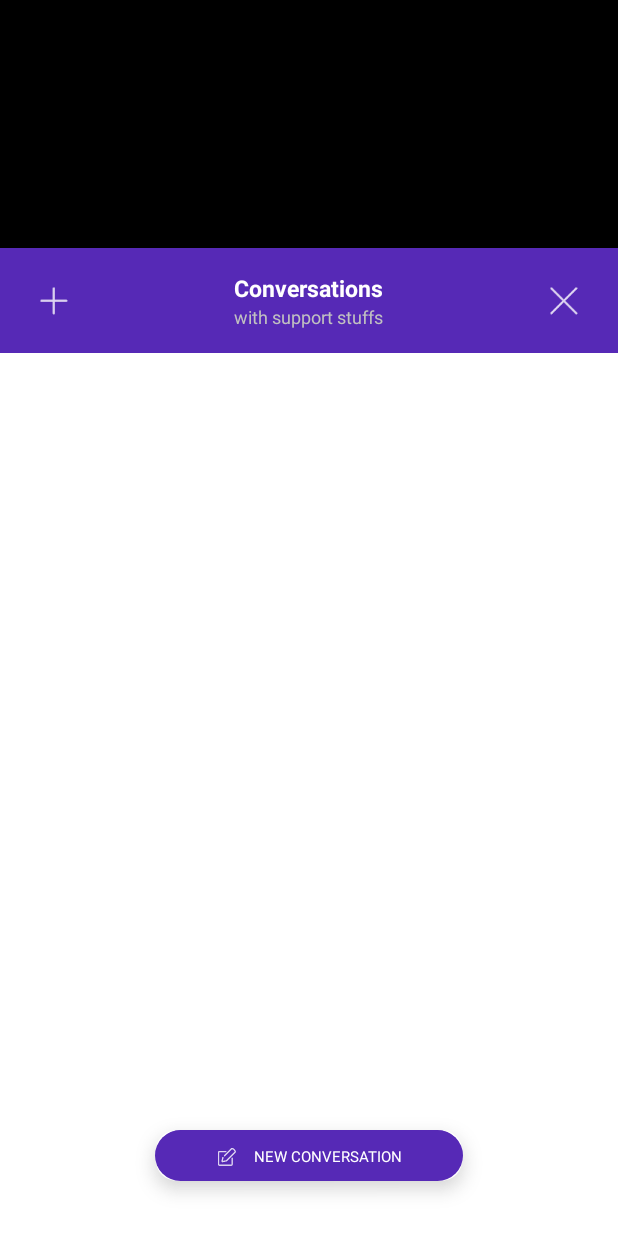
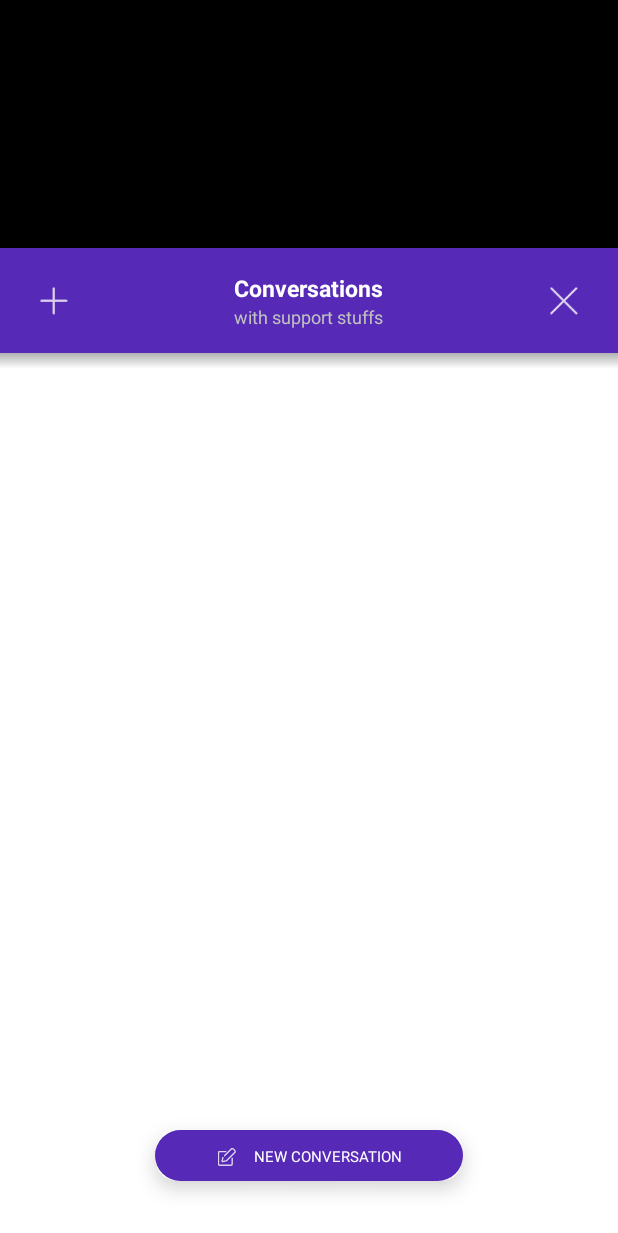
Before and after one commit to erxes/erxes-android-sdk, an Android app: the ConversationListActivity screen opened directly, with no data from a screen before it, on a phone screen of 412 x 824 dp. Shown: the top 1233 px of the screen. Run offline under Robolectric (Android 15) with nearby library versions, the phone set to English and light mode, and no system bars; libraries missing offline, so code that uses them is left out: com.apollographql.apollo, io.realm; pictures from the network do not load; 6 statements that could not run were skipped.

Commit message:
toolbar shadow

```diff
--- a/erxeslibrary/build.gradle
+++ b/erxeslibrary/build.gradle
@@ -40,9 +40,9 @@ dependencies {
     androidTestImplementation 'com.android.support.test.espresso:espresso-core:3.0.2'
     annotationProcessor 'com.jakewharton:butterknife-compiler:8.8.1'
 
-    implementation 'com.apollographql.apollo:apollo-runtime:0.5.0'
-    implementation 'com.apollographql.apollo:apollo-android-support:0.5.0'
-    implementation 'com.apollographql.apollo:apollo-rx2-support:0.5.0'
+    implementation 'com.apollographql.apollo:apollo-runtime:1.0.0-alpha'
+    implementation 'com.apollographql.apollo:apollo-android-support:1.0.0-alpha'
+    implementation 'com.apollographql.apollo:apollo-rx2-support:1.0.0-alpha'
 
     implementation 'io.reactivex.rxjava2:rxandroid:2.0.1'
     implementation 'io.reactivex.rxjava2:rxjava:2.0.5'
--- a/erxeslibrary/src/main/java/com/newmedia/erxeslibrary/Configuration/ErxesRequest.java
+++ b/erxeslibrary/src/main/java/com/newmedia/erxeslibrary/Configuration/ErxesRequest.java
@@ -66,7 +66,7 @@ public class ErxesRequest {
                 .okHttpClient(okHttpClient)
                 .subscriptionTransportFactory(new WebSocketSubscriptionTransport.Factory(config.HOST_3300, okHttpClient))
                 .addCustomTypeAdapter(CustomType.JSON,new JsonCustomTypeAdapter())
-                .addCustomTypeAdapter(com.newmedia.erxes.subscription.type.CustomType.JSON,new JsonCustomTypeAdapter())
+//                .addCustomTypeAdapter(com.newmedia.erxes.subscription.type.CustomType.JSON,new JsonCustomTypeAdapter())
                 .build();
 
 
--- a/erxeslibrary/src/main/java/com/newmedia/erxeslibrary/graphqlfunction/Insertmess.java
+++ b/erxeslibrary/src/main/java/com/newmedia/erxeslibrary/graphqlfunction/Insertmess.java
@@ -14,6 +14,7 @@ import com.newmedia.erxeslibrary.Configuration.ReturnType;
 import com.newmedia.erxeslibrary.DataManager;
 import com.newmedia.erxeslibrary.Model.ConversationMessage;
 
+import org.json.JSONArray;
 import org.json.JSONObject;
 
 import java.util.List;
@@ -35,7 +36,8 @@ public class Insertmess {
         InsertMessageMutation.Builder temp =InsertMessageMutation.builder().
                 integrationId(config.integrationId).
                 customerId(config.customerId).
-                message(message).attachments(list).
+                message(message).
+                attachments(list).
                 conversationId(conversationId);
         ER.apolloClient.mutate(temp.build()).enqueue(request);
     }
@@ -43,6 +45,7 @@ public class Insertmess {
     private ApolloCall.Callback<InsertMessageMutation.Data> request = new ApolloCall.Callback<InsertMessageMutation.Data>() {
         @Override
         public void onResponse(@Nonnull Response<InsertMessageMutation.Data> response) {
+
             if(response.hasErrors()) {
                 Log.d(TAG, "errors " + response.errors().toString());
                 ER.notefyAll(ReturnType.SERVERERROR,conversationId,response.errors().get(0).message());
--- a/erxeslibrary/src/main/java/com/newmedia/erxeslibrary/graphqlfunction/Insertnewmess.java
+++ b/erxeslibrary/src/main/java/com/newmedia/erxeslibrary/graphqlfunction/Insertnewmess.java
@@ -40,7 +40,8 @@ public class Insertnewmess {
                 .customerId(config.customerId)
                 .message(message)
                 .conversationId("")
-                .attachments(list).build())
+//                .attachments(list)
+                .build())
                 .enqueue(request);
     }
     private ApolloCall.Callback<InsertMessageMutation.Data> request = new ApolloCall.Callback<InsertMessageMutation.Data>() {
--- /dev/null
+++ b/erxeslibrary/src/main/res/drawable/toolbarshadow.xml
@@ -0,0 +1,4 @@
+<?xml version="1.0" encoding="utf-8"?>
+<shape xmlns:android="http://schemas.android.com/apk/res/android">
+    <gradient android:endColor="#b4909090" android:startColor="#b4fafafa" android:angle="90"/>
+</shape>
--- a/erxeslibrary/src/main/res/layout/activity_conversation.xml
+++ b/erxeslibrary/src/main/res/layout/activity_conversation.xml
@@ -9,7 +9,7 @@
     android:background="#80000000"
     android:id="@+id/linearlayout"
     tools:context=".ConversationListActivity">
-    <LinearLayout
+    <android.support.constraint.ConstraintLayout
         xmlns:app="http://schemas.android.com/apk/res-auto"
         xmlns:tools="http://schemas.android.com/tools"
         android:layout_width="match_parent"
@@ -17,16 +17,14 @@
         android:orientation="vertical"
         android:id="@+id/container">
 
-        <LinearLayout
-            android:layout_width="match_parent"
-            android:layout_height="wrap_content">
         <android.support.constraint.ConstraintLayout
             android:id="@+id/info_header"
+            app:layout_constraintTop_toBottomOf="parent"
             android:layout_width="match_parent"
             android:layout_height="@dimen/login_bar_height"
+            app:layout_constraintTop_toTopOf="parent"
             android:background="#5629B6"
             android:orientation="horizontal">
-
             <LinearLayout
                 android:id="@+id/logout"
                 android:layout_width="wrap_content"
@@ -43,7 +41,6 @@
                     android:layout_height="@dimen/action_size"
                     android:src="@drawable/erxes_cancel" />
             </LinearLayout>
-
             <LinearLayout
                 android:id="@+id/start"
                 android:layout_width="wrap_content"
@@ -60,7 +57,6 @@
                     android:layout_height="@dimen/action_size"
                     android:src="@drawable/erxes_plus" />
             </LinearLayout>
-
             <LinearLayout
                 android:layout_width="wrap_content"
                 android:layout_height="match_parent"
@@ -84,12 +80,73 @@
                     android:text="with support stuffs"
                     android:textSize="@dimen/header_small" />
             </LinearLayout>
+        </android.support.constraint.ConstraintLayout>
+        <android.support.constraint.ConstraintLayout
+            android:layout_width="match_parent"
+            android:layout_height="0dp"
+            android:background="#fff"
+            app:layout_constraintBottom_toBottomOf="parent"
+            app:layout_constraintTop_toBottomOf="@+id/info_header">
 
+            <android.support.v7.widget.RecyclerView
+                android:background="#fff"
+                android:paddingLeft="@dimen/main_margin"
+                android:paddingRight="@dimen/main_margin"
+                android:id="@+id/chat_recycler_view"
+                android:layout_width="match_parent"
+                android:layout_height="match_parent" >
+            </android.support.v7.widget.RecyclerView>
+            <LinearLayout
+                android:layout_width="match_parent"
+                android:layout_height="wrap_content"
+                android:gravity="center"
+                android:padding="@dimen/main_margin"
+                android:background="#6dffffff"
+                android:orientation="vertical"
+                app:layout_constraintEnd_toEndOf="parent"
+                app:layout_constraintStart_toStartOf="parent"
+                app:layout_constraintBottom_toBottomOf="parent">
+                <LinearLayout
+                    android:layout_width="wrap_content"
+                    android:layout_height="wrap_content"
+                    android:orientation="vertical"
+                    android:background="@drawable/shadow_con5">
+                    <LinearLayout
+                        android:id="@+id/newconversation"
+                        android:layout_width="wrap_content"
+                        android:layout_height="wrap_content"
+                        android:background="@drawable/newconversation"
+                        android:paddingStart="40dp"
+                        android:paddingLeft="40dp"
+                        android:paddingRight="40dp"
+                        android:paddingEnd="40dp"
+                        android:paddingBottom="@dimen/padding_new_conv"
+                        android:paddingTop="@dimen/padding_new_conv_bottom"
+                        android:orientation="horizontal"
+                        android:gravity="center"
+                        android:onClick="start_new_conversation">
+                        <ImageView
+                            android:src="@drawable/erxes_edit"
+                            android:layout_width="@dimen/new_conv_image"
+                            android:layout_height="@dimen/new_conv_image"
+                            android:gravity="center_vertical"/>
+                        <TextView
+                            android:layout_marginLeft="10dp"
+                            android:textColor="#fff"
+                            android:gravity="center_vertical"
+                            android:textSize="@dimen/new_conv_font"
+                            android:layout_width="wrap_content"
+                            android:layout_height="wrap_content"
+                            android:text="@string/newconversation"/>
+                    </LinearLayout>
+                </LinearLayout>
+
+            </LinearLayout>
+        </android.support.constraint.ConstraintLayout>
+        <View
+            android:layout_width="match_parent"
+            android:layout_height="10dp"
+            android:background="@drawable/toolbarshadow"
+            app:layout_constraintTop_toBottomOf="@+id/info_header" />
     </android.support.constraint.ConstraintLayout>
 </LinearLayout>
-
-        <include layout="@layout/content_conversation" />
-
-
-    </LinearLayout>
-</LinearLayout>
--- a/erxeslibrary/src/main/res/layout/content_conversation.xml
+++ /dev/null
@@ -1,65 +0,0 @@
-<?xml version="1.0" encoding="utf-8"?>
-<android.support.constraint.ConstraintLayout xmlns:android="http://schemas.android.com/apk/res/android"
-    xmlns:app="http://schemas.android.com/apk/res-auto"
-    xmlns:tools="http://schemas.android.com/tools"
-    android:layout_width="match_parent"
-    android:layout_height="match_parent"
-    tools:context=".ConversationListActivity"
-    android:background="#fff"
-    tools:showIn="@layout/activity_conversation">
-
-    <android.support.v7.widget.RecyclerView
-        android:background="#fff"
-        android:paddingLeft="@dimen/main_margin"
-        android:paddingRight="@dimen/main_margin"
-        android:id="@+id/chat_recycler_view"
-        android:layout_width="match_parent"
-        android:layout_height="match_parent" >
-    </android.support.v7.widget.RecyclerView>
-    <LinearLayout
-        android:layout_width="match_parent"
-        android:layout_height="wrap_content"
-        android:gravity="center"
-        android:padding="@dimen/main_margin"
-        android:background="#6dffffff"
-        android:orientation="vertical"
-        app:layout_constraintEnd_toEndOf="parent"
-        app:layout_constraintStart_toStartOf="parent"
-        app:layout_constraintBottom_toBottomOf="parent">
-        <LinearLayout
-            android:layout_width="wrap_content"
-            android:layout_height="wrap_content"
-            android:orientation="vertical"
-            android:background="@drawable/shadow_con5">
-            <LinearLayout
-                android:id="@+id/newconversation"
-                android:layout_width="wrap_content"
-                android:layout_height="wrap_content"
-                android:background="@drawable/newconversation"
-                android:paddingStart="40dp"
-                android:paddingLeft="40dp"
-                android:paddingRight="40dp"
-                android:paddingEnd="40dp"
-                android:paddingBottom="@dimen/padding_new_conv"
-                android:paddingTop="@dimen/padding_new_conv_bottom"
-                android:orientation="horizontal"
-                android:gravity="center"
-                android:onClick="start_new_conversation">
-                <ImageView
-                    android:src="@drawable/erxes_edit"
-                    android:layout_width="@dimen/new_conv_image"
-                    android:layout_height="@dimen/new_conv_image"
-                    android:gravity="center_vertical"/>
-                <TextView
-                    android:layout_marginLeft="10dp"
-                    android:textColor="#fff"
-                    android:gravity="center_vertical"
-                    android:textSize="@dimen/new_conv_font"
-                    android:layout_width="wrap_content"
-                    android:layout_height="wrap_content"
-                    android:text="@string/newconversation"/>
-            </LinearLayout>
-        </LinearLayout>
-
-    </LinearLayout>
-</android.support.constraint.ConstraintLayout>
```
Also changed, not shown: app/src/main/java/com/example/lol/uusususuasd/MainActivity.java (+7 -7 lines), erxeslibrary/src/main/java/com/newmedia/erxeslibrary/Configuration/JsonCustomTypeAdapter.java (+6 -2 lines), erxeslibrary/src/main/java/com/newmedia/erxeslibrary/MessageActivity.java (+6 -6 lines), erxeslibrary/src/main/res/layout/activity_erxes.xml (+12 -2 lines), erxeslibrary/src/main/res/layout/activity_messege.xml (+8 -1 lines). Lines whose indentation alone changed are shown as unchanged.
